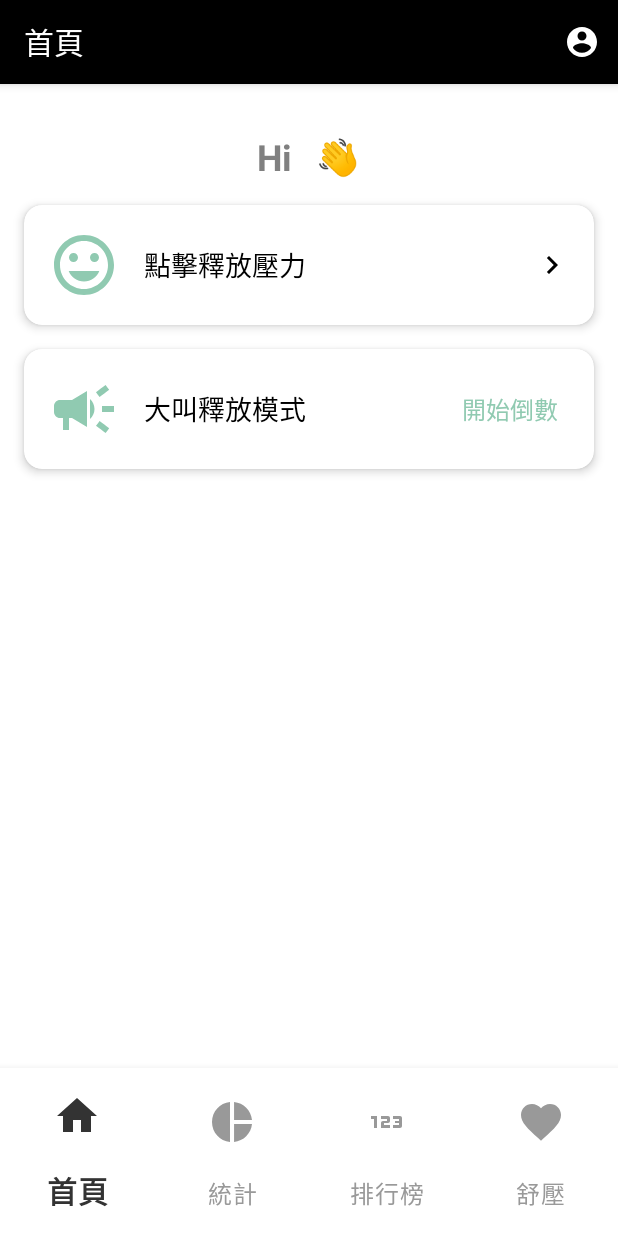
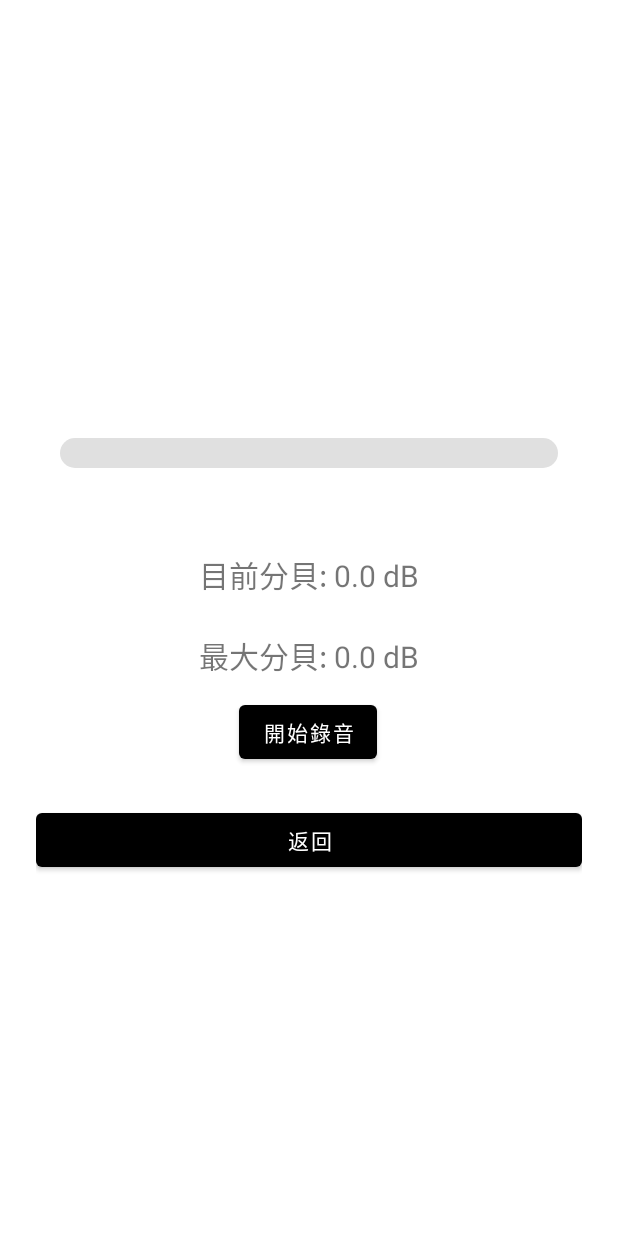
Before and after one commit to ShouShouRen/TapEase, an Android app: the screen it shows after launch once a user with an empty profile is signed in (MainActivity before the commit, YellDetailActivity after it), after a tap on "大叫釋放模式", on a phone screen of 412 x 824 dp. Run offline under Robolectric (Android 15) with nearby library versions, the phone set to English and light mode, and no system bars; our stand-ins replace Firebase (no records; nobody signed in at launch, a user with empty details on screens opened directly), navigation-ui.

Commit message:
feat: add yell view and function

```diff
--- a/app/src/main/java/com/example/appbarpoc/ui/home/HomeFragment.java
+++ b/app/src/main/java/com/example/appbarpoc/ui/home/HomeFragment.java
@@ -13,6 +13,7 @@ import androidx.cardview.widget.CardView;
 import androidx.fragment.app.Fragment;
 import com.example.appbarpoc.ClickDetailActivity;
 import com.example.appbarpoc.R;
+import com.example.appbarpoc.YellDetailActivity;
 import com.google.firebase.auth.FirebaseAuth;
 import com.google.firebase.auth.FirebaseUser;
 import com.google.firebase.firestore.FirebaseFirestore;
@@ -52,7 +53,8 @@ public class HomeFragment extends Fragment {
 
             if (countCard != null) {
                 countCard.setOnClickListener(v -> {
-                    Toast.makeText(requireContext(), "大叫釋放模式即將推出", Toast.LENGTH_SHORT).show();
+                    Intent intent = new Intent(getActivity(), YellDetailActivity.class);
+                    startActivity(intent);
                 });
             } else {
                 Log.e(TAG, "countCard view not found");
--- /dev/null
+++ b/app/src/main/res/drawable/custom_progress_bar.xml
@@ -0,0 +1,22 @@
+<layer-list xmlns:android="http://schemas.android.com/apk/res/android">
+    <!-- 背景：未完成部分 -->
+    <item android:id="@android:id/background">
+        <shape android:shape="rectangle">
+            <solid android:color="#E0E0E0" />
+            <corners android:radius="20dp" />
+        </shape>
+    </item>
+
+    <!-- 進度：已完成部分 -->
+    <item android:id="@android:id/progress">
+        <clip>
+            <shape android:shape="rectangle">
+                <gradient
+                    android:startColor="#4CAF50"
+                    android:endColor="#8BC34A"
+                    android:angle="0" />
+                <corners android:radius="20dp" />
+            </shape>
+        </clip>
+    </item>
+</layer-list>
--- /dev/null
+++ b/app/src/main/res/drawable/progress_bar_background.xml
@@ -0,0 +1,5 @@
+<shape xmlns:android="http://schemas.android.com/apk/res/android"
+    android:shape="rectangle">
+    <solid android:color="#E0E0E0"/> <!-- 淺灰色背景 -->
+    <corners android:radius="20dp"/> <!-- 圓角 -->
+</shape>
--- /dev/null
+++ b/app/src/main/res/layout/activity_yell_detail.xml
@@ -0,0 +1,71 @@
+<?xml version="1.0" encoding="utf-8"?>
+<androidx.constraintlayout.widget.ConstraintLayout xmlns:android="http://schemas.android.com/apk/res/android"
+    xmlns:app="http://schemas.android.com/apk/res-auto"
+    xmlns:tools="http://schemas.android.com/tools"
+    android:layout_width="match_parent"
+    android:layout_height="match_parent"
+    android:padding="24dp"
+    >
+
+    <ProgressBar
+        android:id="@+id/volume_progress"
+        style="@android:style/Widget.ProgressBar.Horizontal"
+        android:layout_width="0dp"
+        android:layout_height="wrap_content"
+        android:layout_marginStart="16dp"
+        android:layout_marginTop="268dp"
+        android:layout_marginEnd="16dp"
+        android:max="120"
+        android:progressDrawable="@drawable/custom_progress_bar"
+        android:progress="0"
+        app:layout_constraintEnd_toEndOf="parent"
+        app:layout_constraintHorizontal_bias="0.0"
+        app:layout_constraintStart_toStartOf="parent"
+        app:layout_constraintTop_toTopOf="parent" />
+
+    <Button
+        android:id="@+id/start_button"
+        android:layout_width="wrap_content"
+        android:layout_height="wrap_content"
+        android:layout_marginTop="12dp"
+        android:text="開始錄音"
+        app:layout_constraintEnd_toEndOf="parent"
+        app:layout_constraintHorizontal_bias="0.498"
+        app:layout_constraintStart_toStartOf="parent"
+        app:layout_constraintTop_toBottomOf="@+id/max_decibel_text" />
+
+    <TextView
+        android:id="@+id/max_decibel_text"
+        android:layout_width="wrap_content"
+        android:layout_height="wrap_content"
+        android:layout_marginTop="24dp"
+        android:text="最大分貝: 0.0 dB"
+        android:textSize="20sp"
+        app:layout_constraintEnd_toEndOf="parent"
+        app:layout_constraintStart_toStartOf="parent"
+        app:layout_constraintTop_toBottomOf="@id/decibel_text" />
+
+    <Button
+        android:id="@+id/button"
+        android:layout_width="match_parent"
+        android:layout_height="wrap_content"
+        android:layout_marginTop="24dp"
+        android:onClick="Onback"
+        android:text="返回"
+        app:layout_constraintEnd_toEndOf="parent"
+        app:layout_constraintHorizontal_bias="0.0"
+        app:layout_constraintStart_toStartOf="parent"
+        app:layout_constraintTop_toBottomOf="@+id/start_button" />
+
+    <TextView
+        android:id="@+id/decibel_text"
+        android:layout_width="wrap_content"
+        android:layout_height="wrap_content"
+        android:layout_marginTop="56dp"
+        android:text="目前分貝: 0.0 dB"
+        android:textSize="20sp"
+        app:layout_constraintEnd_toEndOf="parent"
+        app:layout_constraintStart_toStartOf="parent"
+        app:layout_constraintTop_toBottomOf="@+id/volume_progress" />
+
+</androidx.constraintlayout.widget.ConstraintLayout>
--- a/app/src/main/res/layout/fragment_home.xml
+++ b/app/src/main/res/layout/fragment_home.xml
@@ -5,7 +5,6 @@
     android:layout_height="match_parent"
     android:background="@android:color/white">
 
-    <!-- 用LinearLayout水平排列Hi、使用者名稱、圖標 -->
     <LinearLayout
         android:id="@+id/titleRow"
         android:layout_width="wrap_content"
@@ -115,13 +114,10 @@
                 android:textColor="@android:color/black"
                 android:layout_marginStart="16dp"/>
 
-            <TextView
-                android:layout_width="wrap_content"
-                android:layout_height="wrap_content"
-                android:text="開始倒數"
-                android:textColor="#90CAB1"
-                android:textSize="16sp"
-                android:padding="8dp"/>
+            <ImageView
+                android:layout_width="24dp"
+                android:layout_height="24dp"
+                android:src="@drawable/baseline_chevron_right_24"/>
         </LinearLayout>
     </androidx.cardview.widget.CardView>
 
```
Also changed, not shown: app/src/main/AndroidManifest.xml (+8 -5 lines), app/src/main/java/com/example/appbarpoc/YellDetailActivity.java (added, +156 -0 lines), app/src/main/res/drawable/progress_bar_progress.xml (added, +8 -0 lines).
